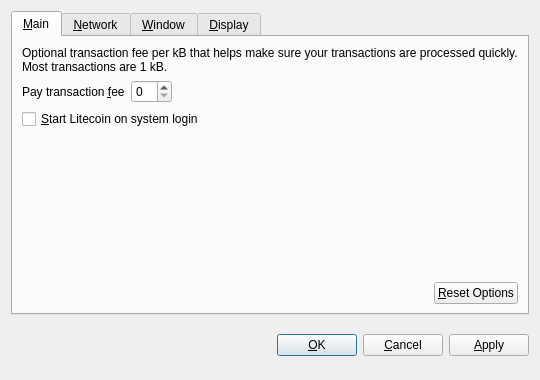
Before: the Qt Designer form src/qt/forms/optionsdialog.ui in Incoin/incoin, drawn with Qt 5.
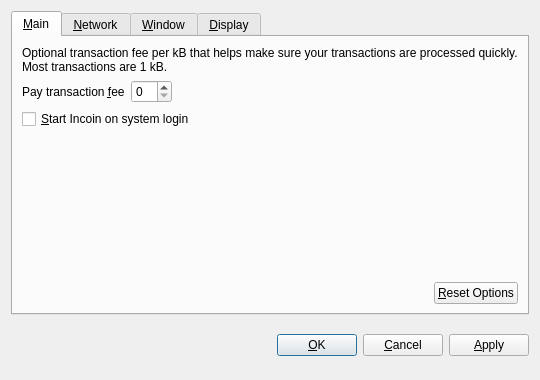
After: the same form once the commit is applied. Custom widgets are drawn as their Qt base class.

```diff
--- a/src/qt/forms/optionsdialog.ui
+++ b/src/qt/forms/optionsdialog.ui
@@ -82,7 +82,7 @@
           <string>Automatically start Litecoin after logging in to the system.</string>
          </property>
          <property name="text">
-          <string>&amp;Start Litecoin on system login</string>
+          <string>&amp;Start Incoin on system login</string>
          </property>
         </widget>
        </item>
```
Left out of the diff: 10 changed lines with no effect on the pictures.
